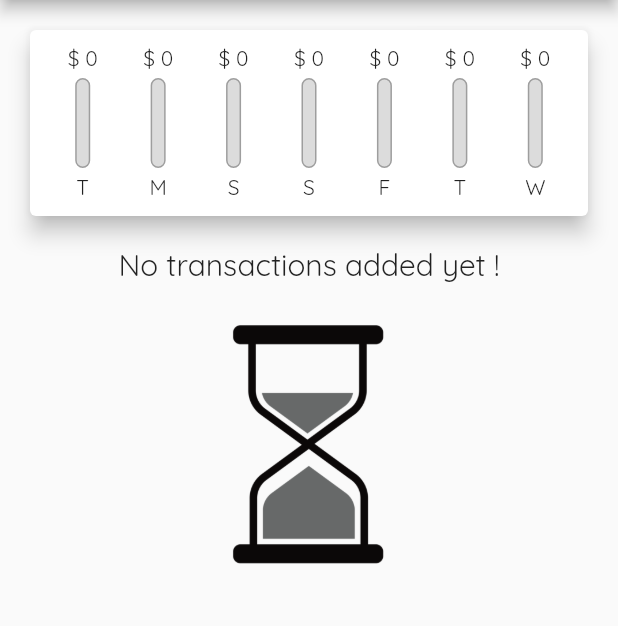
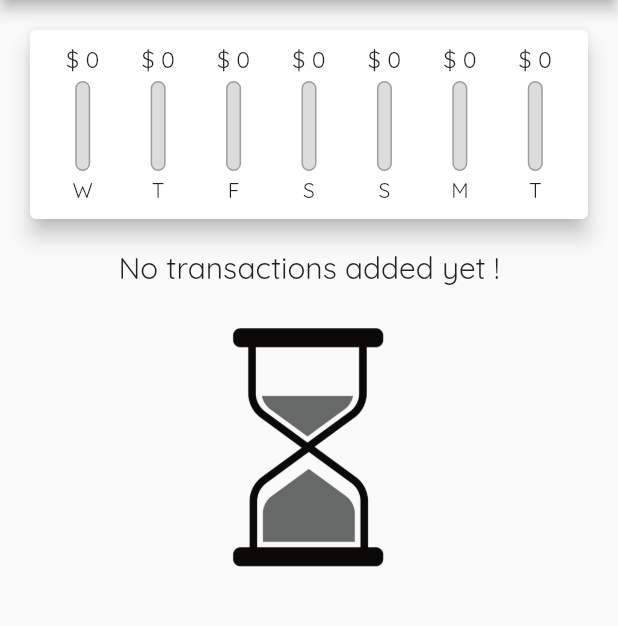
Before and after one commit to mazenmazosh/Personal_expenses, a Flutter app: the screen it shows after launch, on a phone screen of 412 x 824 dp, the part 84-710 px from its top. Run offline on Flutter 3.47's test engine with Material 2 defaults, Android fonts, the phone set to English and light mode, and no system bars.

Commit message:
six change

```diff
--- a/lib/widgets/chart.dart
+++ b/lib/widgets/chart.dart
@@ -26,7 +26,7 @@ class Chart extends StatelessWidget {
         'day': DateFormat.E().format(weekDay).substring(0, 1),
         'amount': totalSum,
       };
-    });
+    }).reversed.toList();
   }
 
   double get totalSpending {
--- a/lib/widgets/chart_bar.dart
+++ b/lib/widgets/chart_bar.dart
@@ -11,7 +11,10 @@ class ChartBar extends StatelessWidget {
   @override
   Widget build(BuildContext context) {
     return Column(children: [
-      FittedBox(child: Text('\$ ${SpendingAmount.toStringAsFixed(0)}')),
+      Container(
+          height: 20,
+          child: FittedBox(
+              child: Text('\$ ${SpendingAmount.toStringAsFixed(0)}'))),
       const SizedBox(
         height: 4,
       ),
--- a/lib/widgets/transaction_list.dart
+++ b/lib/widgets/transaction_list.dart
@@ -44,7 +44,7 @@ class TransactionList extends StatelessWidget {
                       ),
                       title: Text(
                         transactions[index].title,
-                        style: TextStyle(
+                        style: const TextStyle(
                             fontWeight: FontWeight.bold, fontSize: 17),
                       ),
                       subtitle: Text(
```
